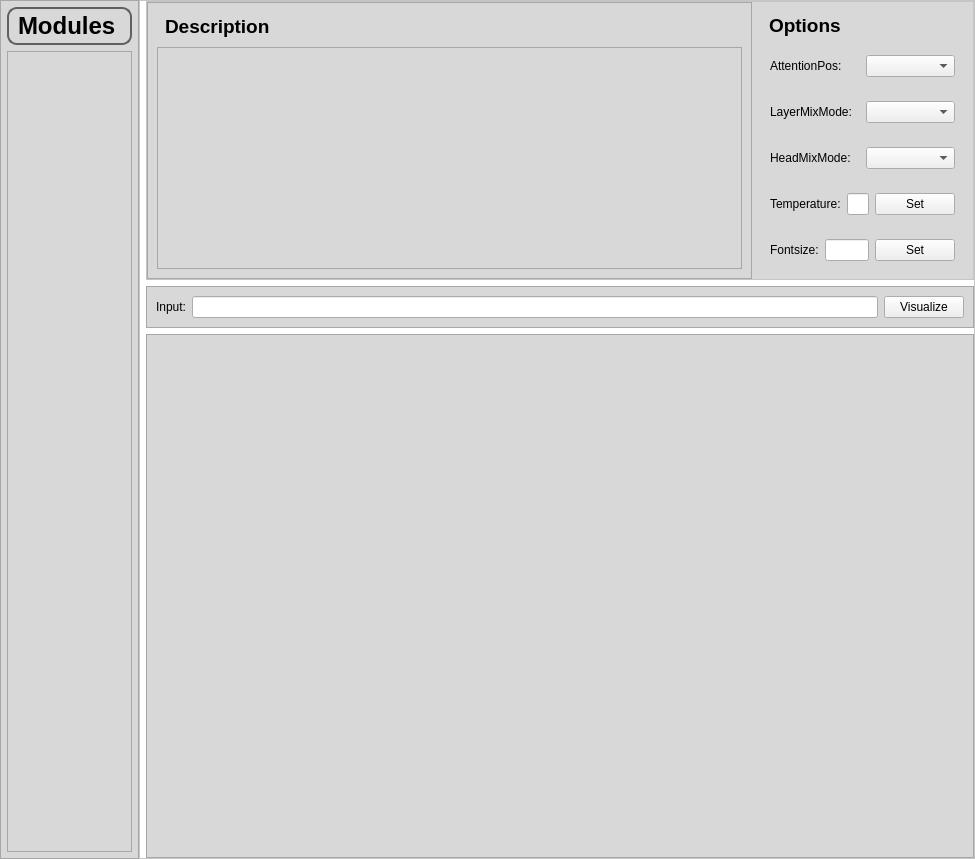
First picture: the form in gui/root.ui, repository suif4599/TransformerViz, before the edit.
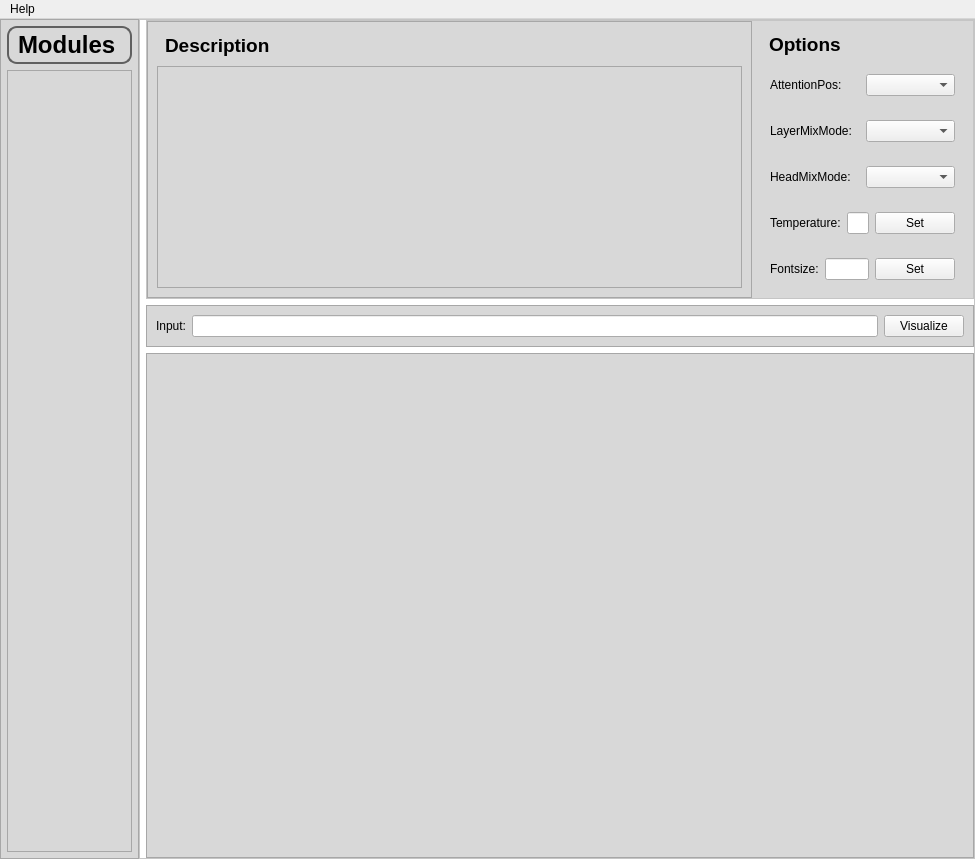
Second picture: the form after the edit.

Commit message: add menu and fix the bug that a sentence cannot have same words.

The edit to the form file:
```diff
--- a/gui/root.ui
+++ b/gui/root.ui
@@ -433,6 +433,14 @@
      <height>20</height>
     </rect>
    </property>
+   <widget class="QMenu" name="menuHelp">
+    <property name="title">
+     <string>Help</string>
+    </property>
+    <addaction name="help_action"/>
+    <addaction name="about_action"/>
+   </widget>
+   <addaction name="menuHelp"/>
   </widget>
   <action name="actioncity">
    <property name="text">
```
Left out of the diff: 10 changed lines with no effect on the pictures. The commit also changes 7 other files.
